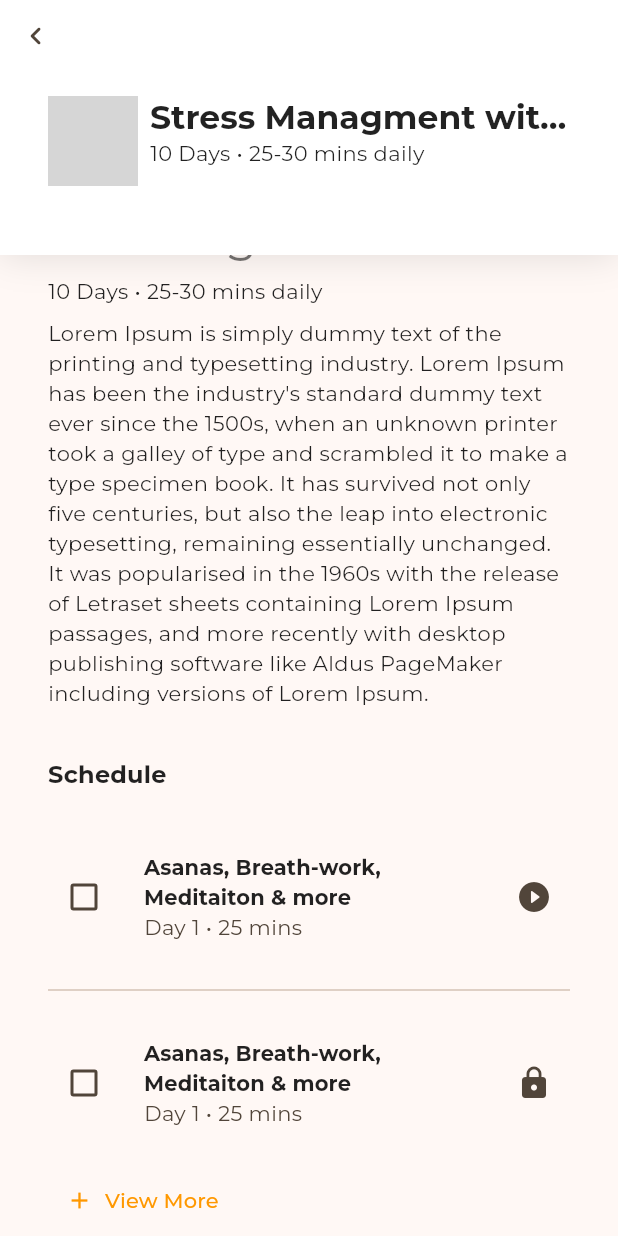
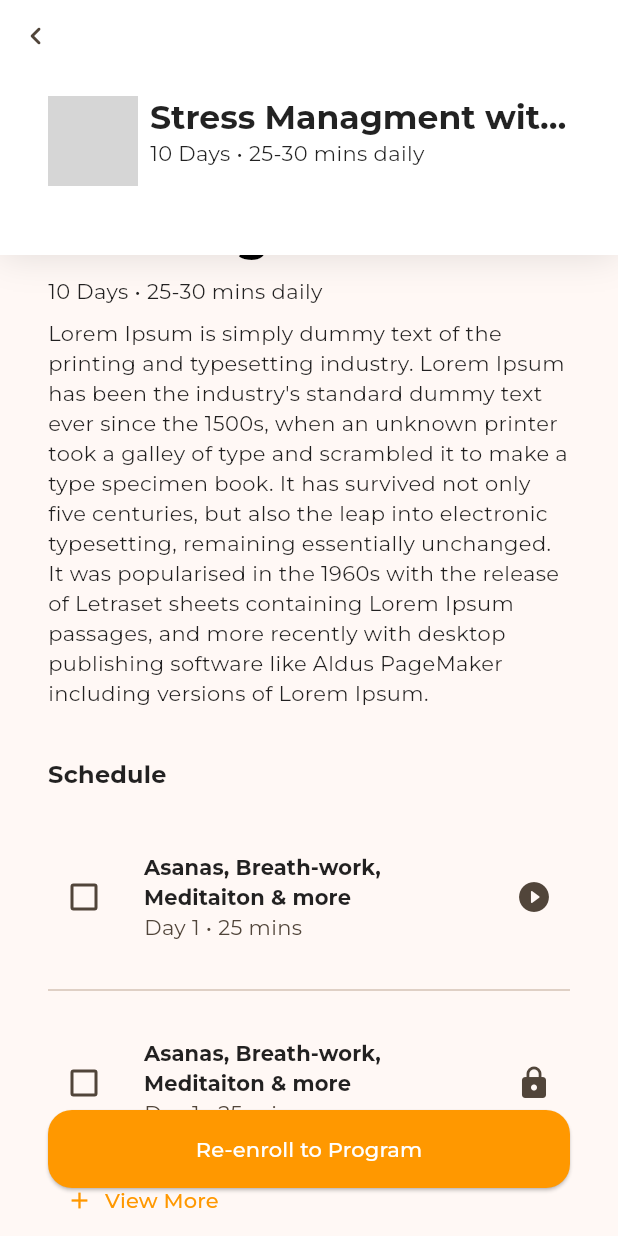
Before and after one commit to being-yash-t/meditation-program-test, a Flutter app: the screen it shows after launch, scrolled down 460 dp, on a phone screen of 412 x 824 dp. Run offline on Flutter 3.47's test engine with Material 2 defaults, Android fonts, the phone set to English and light mode, and no system bars; our stand-ins replace google_fonts; network calls fail; grey boxes are pictures that could not be loaded.

Commit message:
Added Enroll Action

```diff
--- a/lib/features/meditation/presentation/screens/meditation_screen.dart
+++ b/lib/features/meditation/presentation/screens/meditation_screen.dart
@@ -28,6 +28,15 @@ class _MeditationScreenState extends State<MeditationScreen>
                 ),
                 _body(context),
               ],
+            ),
+          ),
+          Positioned(
+            bottom: 32,
+            left: 32,
+            right: 32,
+            child: ElevatedButton(
+              child: const Text("Re-enroll to Program"),
+              onPressed: () {},
             ),
           ),
         ],
@@ -93,6 +102,7 @@ class _MeditationScreenState extends State<MeditationScreen>
                       label: const Text("View More"),
                     ),
             ),
+            const SizedBox(height: 100),
           ],
         ),
       ),
@@ -107,7 +117,10 @@ class _MeditationScreenState extends State<MeditationScreen>
           const SizedBox(height: 32),
           Text(
             "Stress Management with Yoga",
-            style: Theme.of(context).textTheme.headlineLarge,
+            style: Theme.of(context)
+                .textTheme
+                .headlineLarge
+                ?.copyWith(fontWeight: FontWeight.bold, color: Colors.black),
           ),
           const SizedBox(height: 8),
           const Text("10 Days • 25-30 mins daily"),
--- a/lib/main.dart
+++ b/lib/main.dart
@@ -20,6 +20,16 @@ class MeditationApp extends StatelessWidget {
           background: Colors.white,
           primary: Colors.orange,
         ),
+        elevatedButtonTheme: ElevatedButtonThemeData(
+          style: FilledButton.styleFrom(
+            backgroundColor: Colors.orange,
+            foregroundColor: Colors.white,
+            padding: const EdgeInsets.all(16),
+            shape: RoundedRectangleBorder(
+              borderRadius: BorderRadius.circular(16),
+            ),
+          ),
+        ),
         filledButtonTheme: FilledButtonThemeData(
           style: FilledButton.styleFrom(
             shape: RoundedRectangleBorder(
```
Also changed, not shown: 1 other file.
